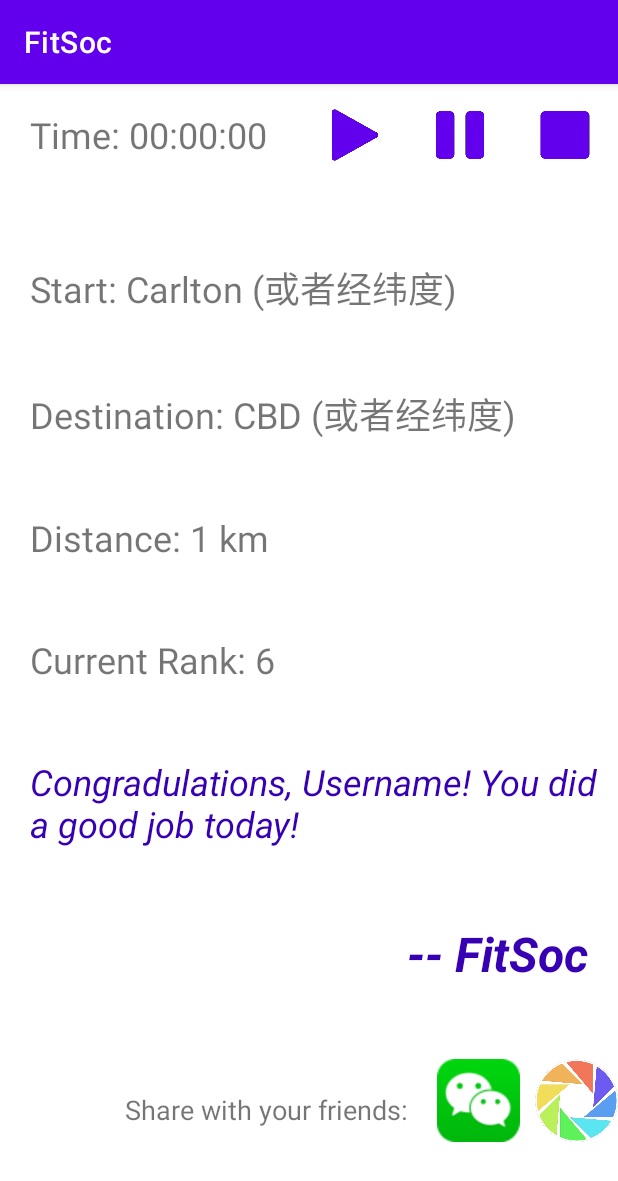
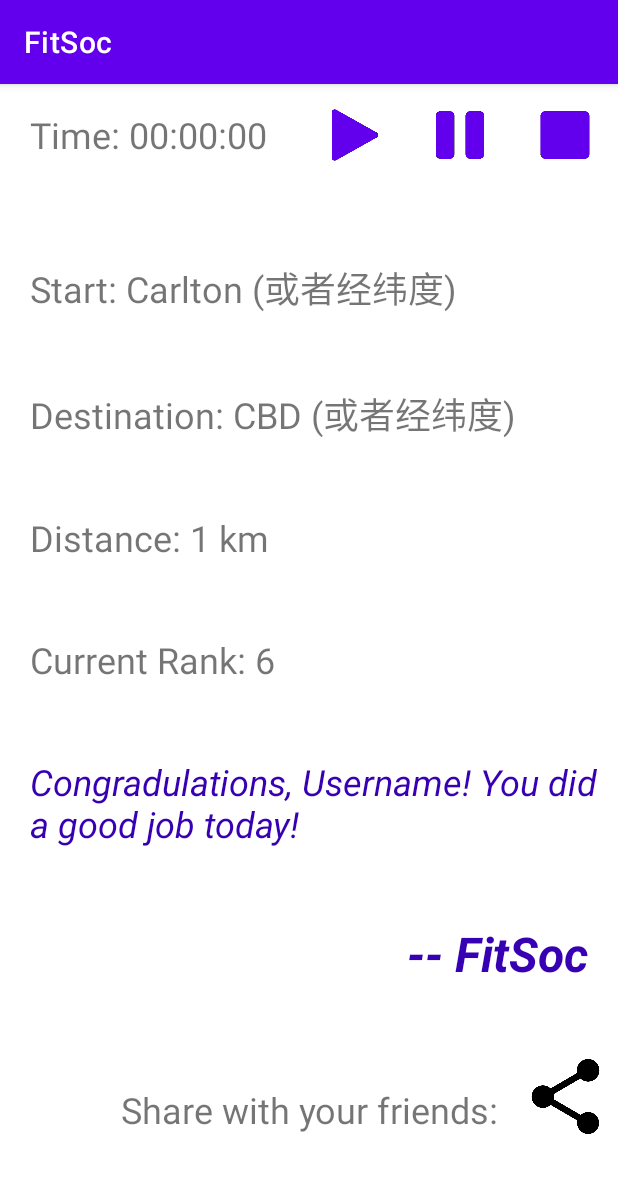
Before and after one commit to theresa0318/fitness, an Android app: the fragment RunFragment shown on its own in the app's theme, on a phone screen of 412 x 824 dp. Shown: the top 1181 px of the screen. Run offline under Robolectric (Android 15) with nearby library versions, the phone set to English and light mode, and no system bars; plain views replace SlidingUpPanelLayout; 4 statements that could not run were skipped.

Commit message:
Update fragment_run.xml

```diff
--- a/app/src/main/res/layout/fragment_run.xml
+++ b/app/src/main/res/layout/fragment_run.xml
@@ -166,28 +166,19 @@
                     android:layout_width="0dp"
                     android:layout_height="match_parent"
                     android:layout_weight="1"
-                    android:textSize="18sp"
+                    android:textSize="24sp"
                     android:gravity="center_vertical|right"
                     android:paddingLeft="20dp"
                     android:paddingRight="20dp"
                     android:text="Share with your friends:"/>
 
                 <ImageButton
-                    android:id="@+id/wechatShare"
-                    android:layout_width="55dp"
-                    android:layout_height="55dp"
+                    android:id="@+id/share"
+                    android:layout_width="50dp"
+                    android:layout_height="50dp"
                     android:layout_marginRight="10dp"
                     android:gravity="center_vertical|right"
-                    android:src="@drawable/wechat_share"
-                    android:background="@color/white"
-                    android:scaleType="fitXY"/>
-
-                <ImageButton
-                    android:id="@+id/wechatMoments"
-                    android:layout_width="55dp"
-                    android:layout_height="55dp"
-                    android:gravity="center_vertical|right"
-                    android:src="@drawable/wechat_moments"
+                    android:src="@drawable/share_icon"
                     android:background="@color/white"
                     android:scaleType="fitXY"/>
             </LinearLayout>
```
